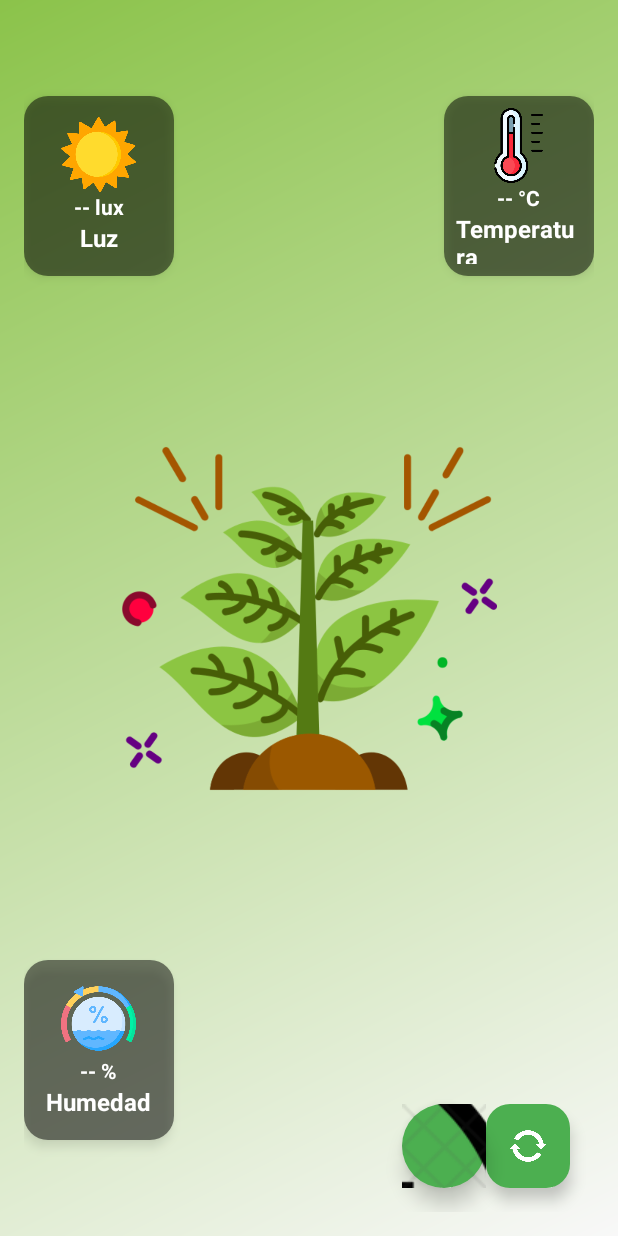
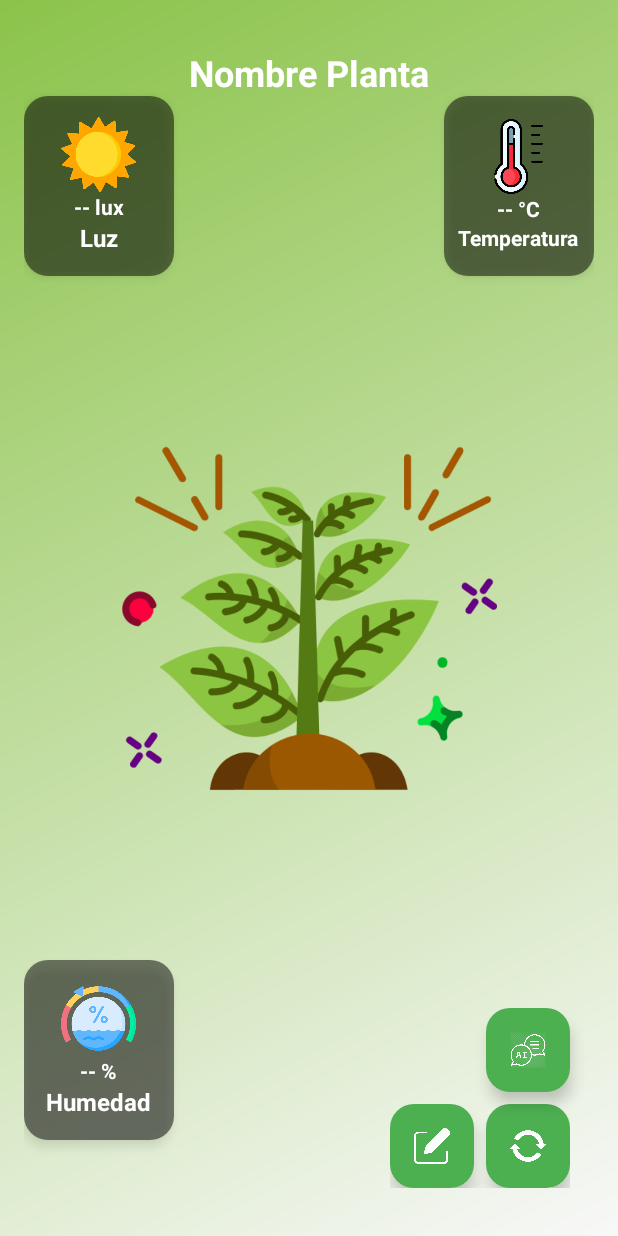
Before and after one commit to Nekyyu/EarthCare, an Android app: the layout activity_pantalla_principal.xml on its own in the app's theme, with its tools: preview values and no code run, on a phone screen of 412 x 824 dp. Run offline under Robolectric (Android 15) with nearby library versions, the light colour scheme and no system bars.

Commit message:
mejoras visuales 2.0

```diff
--- a/app/src/main/res/layout/activity_pantalla_principal.xml
+++ b/app/src/main/res/layout/activity_pantalla_principal.xml
@@ -7,7 +7,19 @@
     android:padding="16dp"
     android:background="@drawable/gradient_background">
 
-    <!-- Fondo decorativo -->
+    <!-- Nombre de la planta -->
+    <TextView
+        android:id="@+id/tvPlantName"
+        android:layout_width="wrap_content"
+        android:layout_height="wrap_content"
+        android:text="Nombre Planta"
+        android:textSize="24sp"
+        android:textStyle="bold"
+        android:textColor="@color/white"
+        app:layout_constraintTop_toTopOf="parent"
+        app:layout_constraintStart_toStartOf="parent"
+        app:layout_constraintEnd_toEndOf="parent"
+        android:layout_marginTop="16dp"/>
 
     <!-- Planta central -->
     <ImageView
@@ -97,7 +109,7 @@
             android:layout_width="wrap_content"
             android:layout_height="wrap_content"
             android:text="Temperatura"
-            android:textSize="16sp"
+            android:textSize="14sp"
             android:textStyle="bold"
             android:textColor="@color/white" />
     </LinearLayout>
@@ -141,29 +153,56 @@
             android:textColor="@color/white" />
     </LinearLayout>
 
-    <!-- Botones -->
+    <!-- Grupo de botones flotantes en la esquina inferior derecha -->
+    <LinearLayout
+        android:layout_width="wrap_content"
+        android:layout_height="wrap_content"
+        android:orientation="horizontal"
+        android:layout_marginEnd="16dp"
+        android:layout_marginBottom="16dp"
+        app:layout_constraintBottom_toBottomOf="parent"
+        app:layout_constraintEnd_toEndOf="parent">
+
+        <!-- Botón de edición como FAB -->
+        <com.google.android.material.floatingactionbutton.FloatingActionButton
+            android:id="@+id/btnEditPlant"
+            android:layout_width="wrap_content"
+            android:layout_height="wrap_content"
+            android:layout_marginEnd="8dp"
+            android:src="@drawable/ic_edit"
+            android:contentDescription="Editar planta"
+            app:backgroundTint="@color/primaryColor"
+            app:tint="@color/white"
+            android:elevation="8dp"
+            app:borderWidth="0dp"
+            android:scaleType="centerInside"/>
+
+        <!-- Botón de cambio de planta -->
         <com.google.android.material.floatingactionbutton.FloatingActionButton
             android:id="@+id/fabChangePlant"
             android:layout_width="wrap_content"
             android:layout_height="wrap_content"
-        android:layout_margin="16dp"
             android:src="@drawable/ic_change_plant"
-        app:layout_constraintBottom_toBottomOf="parent"
-        app:layout_constraintEnd_toEndOf="parent"
             android:contentDescription="Cambiar planta"
             app:backgroundTint="@color/primaryColor"
             app:tint="@color/white"
             android:elevation="8dp"
             app:borderWidth="0dp"/>
+    </LinearLayout>
 
-    <ImageButton
+    <!-- Botón de PlantaGPT -->
+    <com.google.android.material.floatingactionbutton.FloatingActionButton
         android:id="@+id/PlantaGPT"
-        android:layout_width="56dp"
-        android:layout_height="56dp"
+        android:layout_width="wrap_content"
+        android:layout_height="wrap_content"
+        android:layout_marginEnd="16dp"
+        android:layout_marginBottom="80dp"
         android:contentDescription="Abrir PlantaGPT"
         android:src="@drawable/ic_chatbot"
-        android:background="@drawable/circle_primary_bg"
+        app:backgroundTint="@color/primaryColor"
+        app:tint="@color/white"
         android:elevation="8dp"
-        app:layout_constraintEnd_toStartOf="@id/fabChangePlant"
-        app:layout_constraintBottom_toBottomOf="@id/fabChangePlant"/>
+        app:borderWidth="0dp"
+        app:layout_constraintBottom_toBottomOf="parent"
+        app:layout_constraintEnd_toEndOf="parent"/>
 </androidx.constraintlayout.widget.ConstraintLayout>
--- a/app/src/main/res/values/colors.xml
+++ b/app/src/main/res/values/colors.xml
@@ -26,6 +26,7 @@
     <color name="coolTemp">#FF2196F3</color>
     <color name="normalTemp">#FF4CAF50</color>
     <color name="hotTemp">#FFF44336</color>
+
     <!-- Colores de fondo -->
     <color name="light_grey_background">#FAFAFA</color>
 
```
Also changed, not shown: app/src/main/res/drawable/energialar.png (added), app/src/main/res/drawable/ic_current_light.png (added), app/src/main/res/drawable/ic_edit.png (added), app/src/main/res/drawable/nube.png (added), app/src/main/res/drawable/predicciones.png (added). Lines whose indentation alone changed are shown as unchanged.
